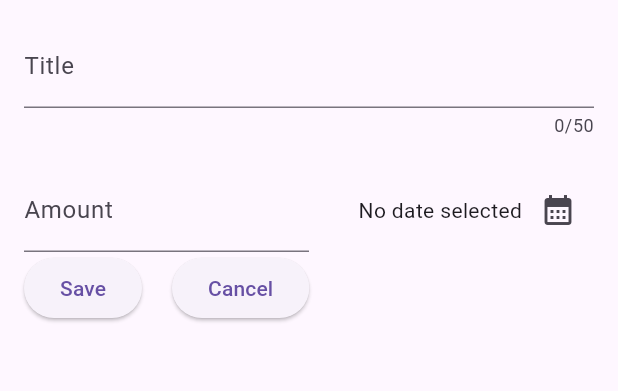
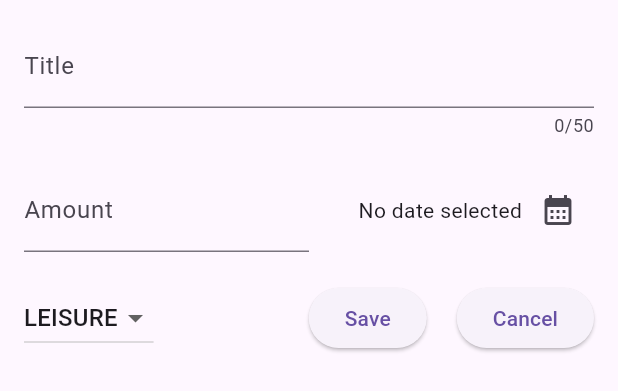
Before and after one commit to Prabhat8991/FlutterExpenseTracker, a Flutter app: the NewExpense widget shown alone on an empty page, opened directly, on a phone screen of 412 x 824 dp. Shown: the top 391 px of the screen. Run offline on Flutter 3.47's test engine with Material 2 defaults, Android fonts, the phone set to English and light mode, and no system bars.

Commit message:
added drop down

```diff
--- a/lib/widgets/new_expense.dart
+++ b/lib/widgets/new_expense.dart
@@ -14,6 +14,7 @@ class _NewExpenseState extends State<NewExpense> {
   final _titleTextController = TextEditingController();
   final _amountTextController = TextEditingController();
   DateTime? _selectedDateTime;
+  var _selectedCategory = Category.leisure;
 
   void _showDatePicker(BuildContext context) async {
     DateTime now = DateTime.now();
@@ -75,8 +76,26 @@ class _NewExpenseState extends State<NewExpense> {
                 ],
               ))
         ]),
+        const SizedBox(height: 20,),
         Row(
         children: [
+        DropdownButton(
+        value: _selectedCategory,
+        items: Category.values
+            .map((category) =>
+            DropdownMenuItem(
+                value: category,
+                child: Text(category.name.toUpperCase())))
+            .toList(),
+        onChanged: (value) {
+          if (value == null) {
+            return;
+          }
+          setState(() {
+            _selectedCategory = value;
+          });
+        }),
+    const Spacer(),
     ElevatedButton(
     onPressed: () {
     print(_titleTextController.text);
```
Lines whose indentation alone changed are shown as unchanged.
